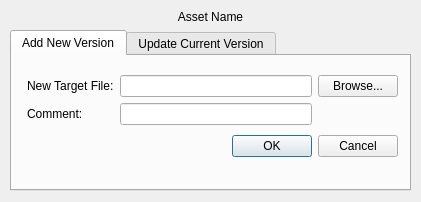
The window that scripts/PipelineManagementTools/gui/updateAssetDialog.ui (jw0z96/PipelineManagementTools) describes before a commit, drawn with Qt 5.
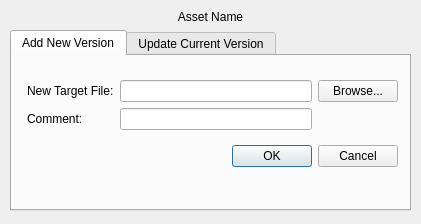
The same window after the commit. The open tabs and pages were chosen to show the change.

Commit message: fixing symlink problems after version change

Patch:
```diff
--- a/scripts/PipelineManagementTools/gui/updateAssetDialog.ui
+++ b/scripts/PipelineManagementTools/gui/updateAssetDialog.ui
@@ -7,7 +7,7 @@
     <x>0</x>
     <y>0</y>
     <width>421</width>
-    <height>202</height>
+    <height>224</height>
    </rect>
   </property>
   <property name="windowTitle">
@@ -19,7 +19,7 @@
      <x>10</x>
      <y>10</y>
      <width>401</width>
-     <height>181</height>
+     <height>201</height>
     </rect>
    </property>
    <layout class="QVBoxLayout" name="verticalLayout_3">
@@ -51,7 +51,7 @@
           <x>10</x>
           <y>10</y>
           <width>381</width>
-          <height>101</height>
+          <height>117</height>
          </rect>
         </property>
         <layout class="QVBoxLayout" name="verticalLayout">
```
Left out of the diff: 26 changed lines with no effect on the pictures. The commit also changes 1 other file.
